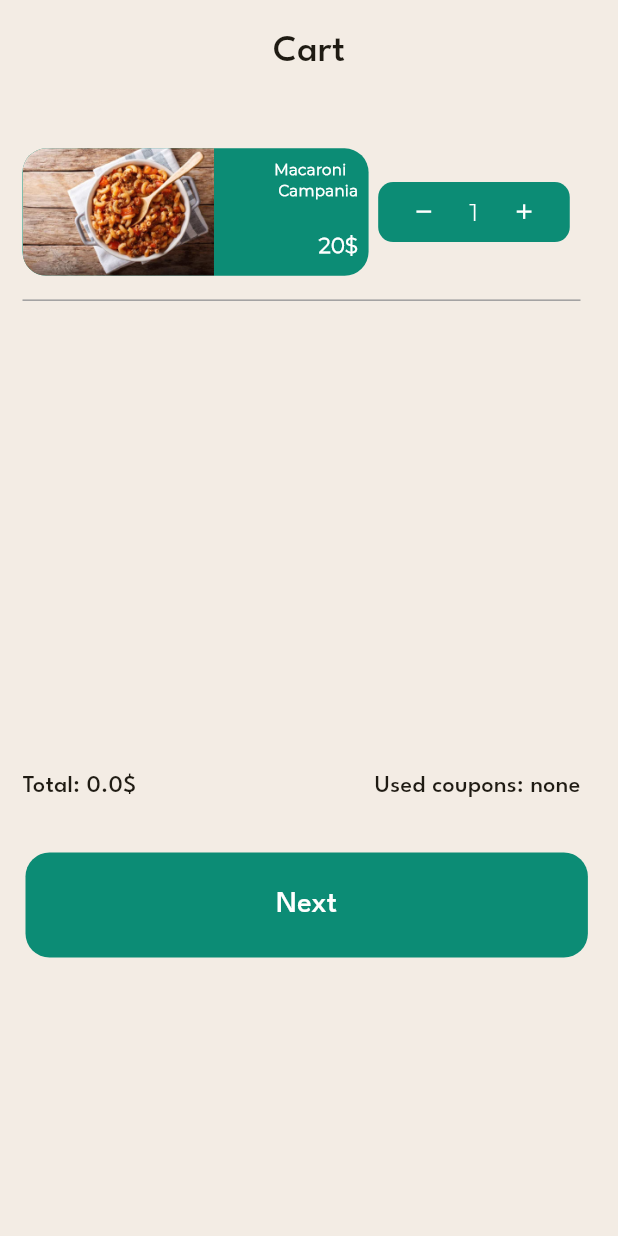
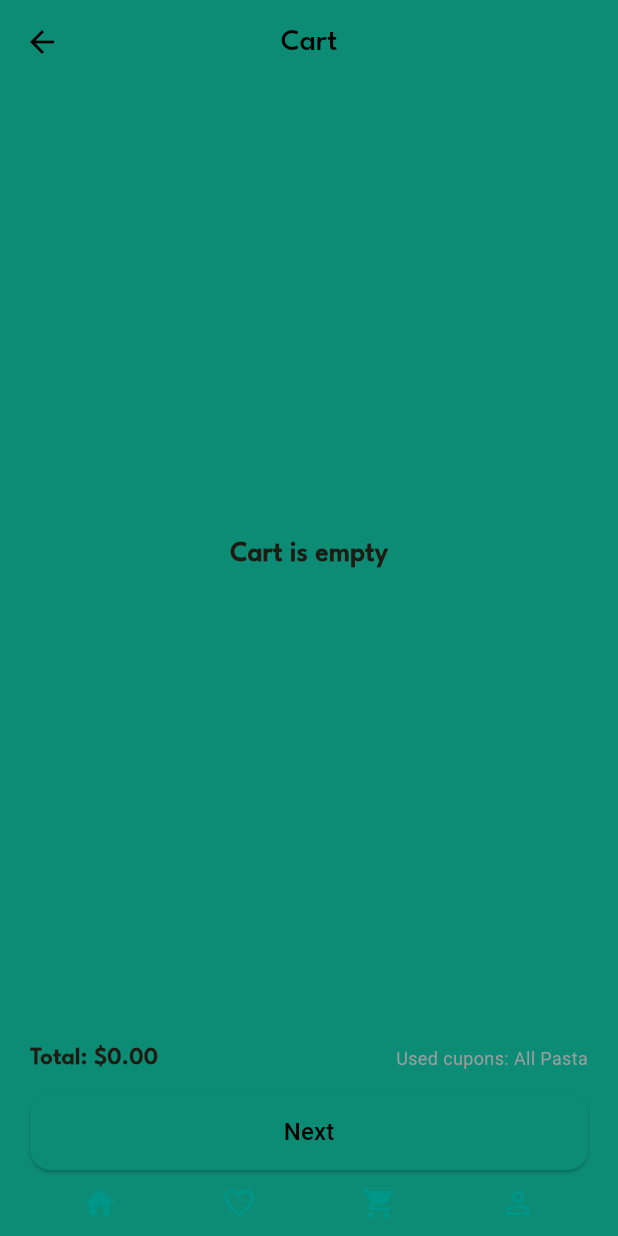
Before and after one commit to MateuszWik/Prossciutto_, a Flutter app: the Cart screen opened directly, on a phone screen of 412 x 824 dp. Run offline on Flutter 3.47's test engine with Material 3 defaults, Android fonts, the phone set to English and light mode, and no system bars; our stand-ins replace get_storage; accounts and stored records are empty.

Commit message:
Merge remote-tracking branch 'origin/main'

```diff
--- a/lib/cart.dart
+++ b/lib/cart.dart
@@ -1,265 +1,239 @@
 import 'package:flutter/material.dart';
-import 'package:shared_preferences/shared_preferences.dart';
-
-
-class CartProduct {
-  final String name;
-  final String imagePath;
-  final int unitPrice;
-  int quantity;
-
-  CartProduct({
-    required this.name,
-    required this.imagePath,
-    required this.unitPrice,
-    this.quantity = 1,
-  });
-}
+import 'miniatures.dart';
 
 class Cart extends StatefulWidget {
-  const Cart({super.key});
+  final CartItem? addedItem;
+  const Cart({super.key, this.addedItem});
 
   @override
   State<Cart> createState() => _CartState();
 }
 
 class _CartState extends State<Cart> {
-  int number = 1;
-  int value = 20;
-  String coupon = 'none';
-  double equal = 0;
-
-  void saveNumber() async {
-    SharedPreferences prefs = await SharedPreferences.getInstance();
-    prefs.setInt('number', number);
-  }
-
-  void loadNumber() async {
-    SharedPreferences prefs = await SharedPreferences.getInstance();
-    setState(() {
-      number = prefs.getInt('number') ?? 1;
-    });
-  }
-
-  void total() async {
-    setState(() {
-      equal = number * value.toDouble();
-    });
-    SharedPreferences prefs = await SharedPreferences.getInstance();
-    prefs.setDouble('equal', equal);
-  }
-
-  void loadTotal() async {
-    SharedPreferences prefs = await SharedPreferences.getInstance();
-    setState(() {
-      equal = prefs.getDouble('equal') ?? 0.0;
-    });
-  }
+  List<CartItem> cartItems = [];
+  double totalPrice = 0.0;
 
   @override
   void initState() {
     super.initState();
-    loadNumber();
-    loadTotal();
+    if (widget.addedItem != null) {
+      addOrUpdateItem(widget.addedItem!);
+    }
+  }
+
+  void addOrUpdateItem(CartItem newItem) {
+    final index = cartItems.indexWhere(
+            (item) => item.foodItem.title == newItem.foodItem.title);
+    if (index != -1) {
+      cartItems[index].quantity += newItem.quantity;
+    } else {
+      cartItems.add(newItem);
+    }
+    calculateTotal();
+  }
+
+  void calculateTotal() {
+    double sum = 0.0;
+
+    for (var item in cartItems) {
+      String titleLower = item.foodItem.title.toLowerCase();
+
+      if (titleLower.contains('water') || titleLower.contains('woda')) {
+        if (item.quantity > 1) {
+          sum += (item.quantity - 1) * 1.0; // Woda: 1$ od drugiej sztuki
+        }
+      } else if (titleLower.contains('bread stick') || titleLower.contains('bread stiks')) {
+        if (item.quantity > 1) {
+          sum += (item.quantity - 1) * 1.99; // Bread Sticks: 1.99$ od drugiej sztuki
+        }
+      } else {
+        double price = double.tryParse(
+            item.foodItem.price.replaceAll('\$', '').replaceAll(',', '.')) ??
+            0.0;
+        sum += price * item.quantity;
+      }
+    }
+
+    setState(() {
+      totalPrice = sum;
+    });
   }
 
   @override
   Widget build(BuildContext context) {
     return Scaffold(
-      body: SafeArea(
-        child: Stack(
-          children: [
-            Padding(padding: EdgeInsets.only(
-                top: MediaQuery.of(context).size.height*0.02
+      backgroundColor: const Color(0xFF0C8C75),
+      appBar: AppBar(
+        backgroundColor: const Color(0xFF0C8C75),
+        elevation: 0,
+        leading: IconButton(
+          icon: const Icon(Icons.arrow_back, color: Colors.black),
+          onPressed: () => Navigator.pop(context),
         ),
-              child: Align(
-                alignment: Alignment.topCenter,
-                child: Text(
+        centerTitle: true,
+        title: const Text(
           'Cart',
           style: TextStyle(
+            color: Colors.black,
             fontFamily: 'LeagueSpartan',
-                    fontSize: 25,
+            fontSize: 20,
           ),
         ),
       ),
+      body: Column(
+        children: [
+          Expanded(
+            child: cartItems.isEmpty
+                ? const Center(
+              child: Text(
+                'Cart is empty',
+                style: TextStyle(
+                    fontSize: 18,
+                    fontFamily: 'LeagueSpartan',
+                    fontWeight: FontWeight.bold),
               ),
-            if (number > 0)...[
-              Positioned(
-                left: 15,
-                top: MediaQuery.of(context).size.height * 0.12,
-                right: 25,
-                child: Column(
-                  crossAxisAlignment: CrossAxisAlignment.start,
+            )
+                : ListView.builder(
+              itemCount: cartItems.length,
+              itemBuilder: (context, index) {
+                final item = cartItems[index];
+                return Padding(
+                  padding: const EdgeInsets.all(12.0),
+                  child: Container(
+                    decoration: BoxDecoration(
+                      color: Colors.white,
+                      borderRadius: BorderRadius.circular(20),
+                    ),
+                    child: Row(
                       children: [
-                    Row(
-                      crossAxisAlignment: CrossAxisAlignment.center,
-                      children: [
-                        // Blok: produkt
-                        Container(
-                          decoration: BoxDecoration(
-                            borderRadius: BorderRadius.circular(16),
-                            color: Color(0xFF0C8C75),
-                            image: DecorationImage(
-                              image: AssetImage('assets/images/Macaroni.png'),
-                              alignment: Alignment.centerLeft,
+                        ClipRRect(
+                          borderRadius: const BorderRadius.only(
+                            topLeft: Radius.circular(20),
+                            bottomLeft: Radius.circular(20),
+                          ),
+                          child: Image.asset(
+                            item.foodItem.imagePath,
+                            height: 80,
+                            width: 100,
+                            fit: BoxFit.cover,
                           ),
                         ),
-                          height: 85,
-                          width: MediaQuery.of(context).size.width * 0.56,
-                          padding: EdgeInsets.all(7.0),
+                        Expanded(
+                          child: Padding(
+                            padding: const EdgeInsets.symmetric(
+                                horizontal: 12.0, vertical: 8.0),
                             child: Column(
-                            crossAxisAlignment: CrossAxisAlignment.end,
+                              crossAxisAlignment:
+                              CrossAxisAlignment.start,
                               children: [
                                 Text(
-                                'Macaroni \n Campania',
-                                style: TextStyle(
-                                  fontSize: 10,
-                                  color: Colors.white,
+                                  item.foodItem.title,
+                                  style: const TextStyle(
+                                    fontSize: 16,
+                                    fontWeight: FontWeight.bold,
                                     fontFamily: 'MontSerrat',
-                                  fontWeight: FontWeight.bold,
                                   ),
                                 ),
+                                const SizedBox(height: 4),
                                 Text(
-                                '\n$value\$',
-                                style: TextStyle(
-                                  fontSize: 14,
-                                  color: Colors.white,
-                                  fontFamily: 'MontSerrat',
-                                  fontWeight: FontWeight.bold,
-                                ),
+                                  item.foodItem.price,
+                                  style: const TextStyle(
+                                      fontSize: 14, color: Colors.green),
                                 ),
                               ],
                             ),
                           ),
-
-                        SizedBox(width: 10-3.6,),
-
-                        // Blok: - 1 +
-                        Container(
-                          height: 40,
-                          width: MediaQuery.of(context).size.width * 0.31,
-                          decoration: BoxDecoration(
-                            borderRadius: BorderRadius.circular(10),
-                            color: Color(0xFF0C8C75),
                         ),
-                          child: Row(
-                            mainAxisAlignment: MainAxisAlignment.spaceEvenly,
+                        Row(
                           children: [
                             IconButton(
-                                icon: Icon(Icons.remove),
-                                iconSize: MediaQuery.of(context).size.width * 0.04,
-                                tooltip: 'Usuń',
-                                color: Colors.white,
+                              icon: const Icon(Icons.add,
+                                  color: Colors.teal),
                               onPressed: () {
                                 setState(() {
-                                    if (number > 0) {
-                                      number--;
-                                      total();
-                                      saveNumber();
-                                    }
+                                  item.quantity++;
+                                  calculateTotal();
                                 });
                               },
                             ),
-                              Text(
-                                '$number',
-                                style: TextStyle(
-                                    fontSize: MediaQuery.of(context).size.width * 0.04,
-                                    fontFamily: 'MontSerrat',
-                                    color: Colors.white
-                                ),
-                              ),
+                            Text('${item.quantity}'),
                             IconButton(
-                                icon: Icon(Icons.add),
-                                iconSize: MediaQuery.of(context).size.width * 0.04,
-                                tooltip: 'Dodaj',
-                                color: Colors.white,
+                              icon: const Icon(Icons.remove,
+                                  color: Colors.teal),
                               onPressed: () {
                                 setState(() {
-                                    number++;
-                                    total();
-                                    saveNumber();
+                                  if (item.quantity > 1) {
+                                    item.quantity--;
+                                  } else {
+                                    cartItems.removeAt(index);
+                                  }
+                                  calculateTotal();
                                 });
                               },
-                              ),
-                            ],
-                          ),
-                        ),
-                      ],
-                    ),
-
-                    SizedBox(height: MediaQuery.of(context).size.height * 0.01),
-
-                    Divider(
-                      thickness: 1,
-                      color: Colors.grey,
-                    ),
-                    SizedBox(height: MediaQuery.of(context).size.height * 0.37,),
-                    Row(
-                      mainAxisAlignment: MainAxisAlignment.spaceBetween,
-                      children: [
-                        Text(
-                          'Total: $equal\$',
-                          style: TextStyle(
-                            fontFamily: 'LeagueSpartan',
-                            fontSize: 16,
-                          ),
-                        ),
-                        Text(
-                          'Used coupons: $coupon',
-                          style: TextStyle(
-                            fontFamily: 'LeagueSpartan',
-                            fontSize: 16,
-                          ),
                             ),
                           ],
                         ),
                       ],
                     ),
                   ),
-              Positioned(
-                top: MediaQuery.of(context).size.height * 0.68,
-                left: 5,
-                child: TextButton(
-                  onPressed: (){},
-                  child: Container(
-                    height: 70,
-                    width: MediaQuery.of(context).size.width * 0.91,
-                    decoration: BoxDecoration(
-                      borderRadius: BorderRadius.circular(16),
-                      color: Color(0xFF0C8C75),
+                );
+              },
             ),
-                    child: Align(
-                      alignment: Alignment.center,
-                      child: Text(
+          ),
+          Padding(
+            padding:
+            const EdgeInsets.symmetric(horizontal: 20.0, vertical: 10),
+            child: Column(
+              children: [
+                Row(
+                  mainAxisAlignment: MainAxisAlignment.spaceBetween,
+                  children: [
+                    Text(
+                      'Total: \$${totalPrice.toStringAsFixed(2)}',
+                      style: const TextStyle(
+                          fontSize: 16,
+                          fontWeight: FontWeight.bold,
+                          fontFamily: 'LeagueSpartan'),
+                    ),
+                    const Text(
+                      'Used cupons: All Pasta',
+                      style: TextStyle(fontSize: 12, color: Colors.grey),
+                    ),
+                  ],
+                ),
+                const SizedBox(height: 12),
+                SizedBox(
+                  width: double.infinity,
+                  child: ElevatedButton(
+                    onPressed: () {},
+                    style: ElevatedButton.styleFrom(
+                      backgroundColor: const Color(0xFF0C8C75),
+                      padding: const EdgeInsets.symmetric(vertical: 14),
+                      shape: RoundedRectangleBorder(
+                        borderRadius: BorderRadius.circular(14),
+                      ),
+                    ),
+                    child: const Text(
                       'Next',
-                        style: TextStyle(
-                            color: Colors.white,
-                            fontSize: 20,
-                            fontFamily: 'LeagueSpartan'
+                      style: TextStyle(fontSize: 16, color: Colors.black),
                     ),
                   ),
                 ),
-                  ),
-                ),
-              ),
-            ]
-            else if(number <= 0)...[
-              Align(
-                alignment: Alignment.center,
-                child: Text(
-                  'Cart is empty',
-                  style: TextStyle(
-                      fontSize: 20,
-                      fontFamily: 'LeagueSpartan',
-                      fontWeight: FontWeight.bold
-                  ),
-                ),
+                const SizedBox(height: 10),
+                Row(
+                  mainAxisAlignment: MainAxisAlignment.spaceAround,
+                  children: const [
+                    Icon(Icons.home, color: Colors.teal),
+                    Icon(Icons.favorite_border, color: Colors.teal),
+                    Icon(Icons.shopping_cart, color: Colors.teal),
+                    Icon(Icons.person_outline, color: Colors.teal),
+                  ],
                 )
-            ]
               ],
             ),
           ),
+        ],
+      ),
     );
   }
-
 }
```
Lines whose indentation alone changed are shown as unchanged.
